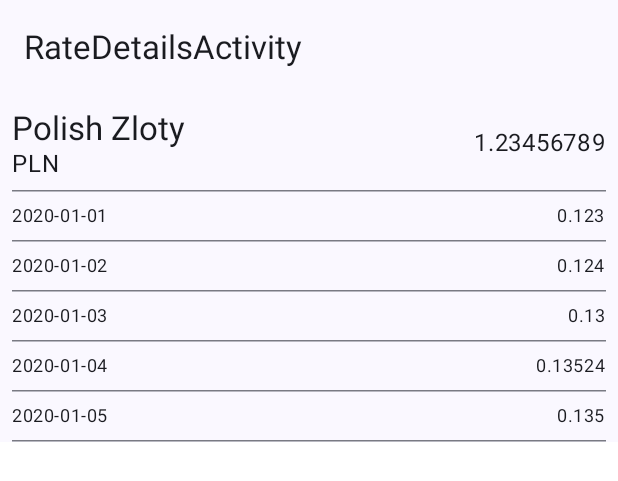
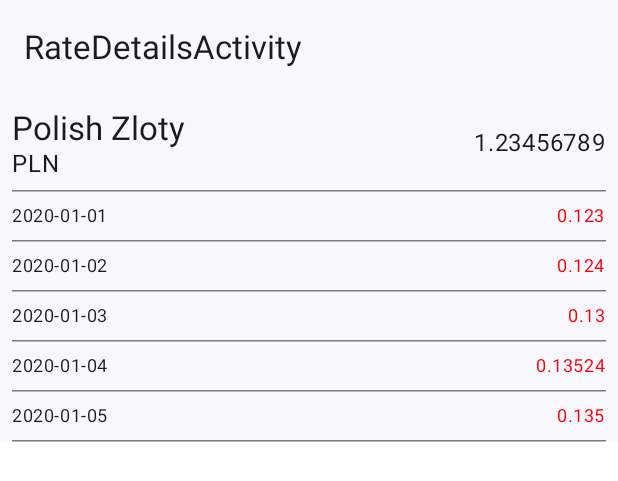
Before and after one commit to piotrskibapl/ExchangeRates, an Android app built with Jetpack Compose: the @Preview function RateDetailsViewPreview, on a phone screen of 412 x 824 dp. Shown: the top 481 px of the screen. Run offline under Robolectric (Android 15) with nearby library versions, the phone set to English and light mode, and no system bars; network calls fail.

Commit message:
use colors to outline outstanding historical rates

```diff
--- a/app/src/main/java/pl/piotrskiba/exchangerates/ratedetails/model/HistoricalRate.kt
+++ b/app/src/main/java/pl/piotrskiba/exchangerates/ratedetails/model/HistoricalRate.kt
@@ -1,13 +1,25 @@
 package pl.piotrskiba.exchangerates.ratedetails.model
 
+import androidx.compose.ui.graphics.Color
 import pl.piotrskiba.exchangerates.domain.currency.model.HistoricalRateModel
 import pl.piotrskiba.exchangerates.domain.currency.model.HistoricalRateTableModel
 import java.text.SimpleDateFormat
+import kotlin.math.abs
 
 data class HistoricalRate(
     val effectiveDate: String,
-    val mid: String,
-)
+    val mid: Double,
+) {
+
+    val midText = mid.toBigDecimal().toPlainString()
+
+    fun midTextColor(referenceRateMid: Double) =
+        if (abs(referenceRateMid - mid) > referenceRateMid * 0.1) {
+            Color.Red
+        } else {
+            Color.Green
+        }
+}
 
 fun HistoricalRateTableModel.toHistoricalRates(dateFormat: SimpleDateFormat) =
     rates.map { it.toUi(dateFormat) }
@@ -15,5 +27,5 @@ fun HistoricalRateTableModel.toHistoricalRates(dateFormat: SimpleDateFormat) =
 private fun HistoricalRateModel.toUi(dateFormat: SimpleDateFormat) =
     HistoricalRate(
         effectiveDate = dateFormat.format(effectiveDate),
-        mid = mid.toBigDecimal().toPlainString(),
+        mid = mid,
     )
--- a/app/src/main/java/pl/piotrskiba/exchangerates/ratedetails/view/HistoricalRateListElement.kt
+++ b/app/src/main/java/pl/piotrskiba/exchangerates/ratedetails/view/HistoricalRateListElement.kt
@@ -16,7 +16,7 @@ import androidx.compose.ui.unit.dp
 import pl.piotrskiba.exchangerates.ratedetails.model.HistoricalRate
 
 @Composable
-fun HistoricalRateListElement(historicalRate: HistoricalRate) {
+fun HistoricalRateListElement(historicalRate: HistoricalRate, referenceRateMid: Double) {
     Surface {
         Column(modifier = Modifier.padding(horizontal = 8.dp)) {
             Row(
@@ -30,8 +30,9 @@ fun HistoricalRateListElement(historicalRate: HistoricalRate) {
                     style = MaterialTheme.typography.bodySmall,
                 )
                 Text(
-                    text = historicalRate.mid,
+                    text = historicalRate.midText,
                     style = MaterialTheme.typography.bodySmall,
+                    color = historicalRate.midTextColor(referenceRateMid),
                 )
             }
             HorizontalDivider()
@@ -45,7 +46,8 @@ fun HistoricalRateListElementPreview() {
     HistoricalRateListElement(
         historicalRate = HistoricalRate(
             effectiveDate = "2020-01-01",
-            mid = "0.123456789",
+            mid = 0.123456789,
         ),
+        referenceRateMid = 0.123456789,
     )
 }
--- a/app/src/main/java/pl/piotrskiba/exchangerates/ratedetails/view/RateDetailsView.kt
+++ b/app/src/main/java/pl/piotrskiba/exchangerates/ratedetails/view/RateDetailsView.kt
@@ -48,7 +48,7 @@ fun RateDetailsView(
             ) {
                 LazyColumn(modifier = Modifier.fillMaxSize()) {
                     items(items = historicalRates) {
-                        HistoricalRateListElement(historicalRate = it)
+                        HistoricalRateListElement(historicalRate = it, referenceRateMid = rate.mid)
                     }
                 }
             }
@@ -64,15 +64,15 @@ fun RateDetailsViewPreview() {
             table = Table.A,
             currency = "Polish Zloty",
             code = "PLN",
-            mid = "1.23456789",
+            mid = 1.23456789,
         ),
         historicalRatesStateFlow = MutableStateFlow(
             listOf(
-                HistoricalRate(effectiveDate = "2020-01-01", mid = "0.123"),
-                HistoricalRate(effectiveDate = "2020-01-02", mid = "0.124"),
-                HistoricalRate(effectiveDate = "2020-01-03", mid = "0.13"),
-                HistoricalRate(effectiveDate = "2020-01-04", mid = "0.13524"),
-                HistoricalRate(effectiveDate = "2020-01-05", mid = "0.135"),
+                HistoricalRate(effectiveDate = "2020-01-01", mid = 0.123),
+                HistoricalRate(effectiveDate = "2020-01-02", mid = 0.124),
+                HistoricalRate(effectiveDate = "2020-01-03", mid = 0.13),
+                HistoricalRate(effectiveDate = "2020-01-04", mid = 0.13524),
+                HistoricalRate(effectiveDate = "2020-01-05", mid = 0.135),
             )
         ),
         stateStateFlow = MutableStateFlow(ViewModelState.LOADED),
--- a/app/src/main/java/pl/piotrskiba/exchangerates/ratelist/model/Rate.kt
+++ b/app/src/main/java/pl/piotrskiba/exchangerates/ratelist/model/Rate.kt
@@ -9,8 +9,11 @@ data class Rate(
     val table: Table,
     val currency: String,
     val code: String,
-    val mid: String,
-) : Serializable
+    val mid: Double,
+) : Serializable {
+
+    val midText = mid.toBigDecimal().toPlainString()
+}
 
 fun List<RateTableModel>.toRates() =
     map { it.toRates() }.flatten()
@@ -23,5 +26,5 @@ private fun RateModel.toUi(tableModel: TableModel) =
         table = tableModel.toUi(),
         currency = currency,
         code = code,
-        mid = mid.toBigDecimal().toPlainString(),
+        mid = mid,
     )
--- a/app/src/main/java/pl/piotrskiba/exchangerates/ratelist/view/RateListElement.kt
+++ b/app/src/main/java/pl/piotrskiba/exchangerates/ratelist/view/RateListElement.kt
@@ -41,7 +41,7 @@ fun RateListElement(rate: Rate, onClick: ((Rate) -> Unit)?) {
                     )
                 }
                 Text(
-                    text = rate.mid,
+                    text = rate.midText,
                     style = MaterialTheme.typography.bodyLarge,
                     modifier = Modifier.align(Alignment.CenterVertically)
                 )
@@ -59,7 +59,7 @@ fun RateListElementPreview() {
             table = Table.A,
             currency = "Polish Zloty",
             code = "PLN",
-            mid = "0.123456789",
+            mid = 0.123456789,
         ),
         onClick = {},
     )
```
Also changed, not shown: app/src/main/java/pl/piotrskiba/exchangerates/ratelist/view/RateListView.kt (+4 -4 lines), 2 other files.
